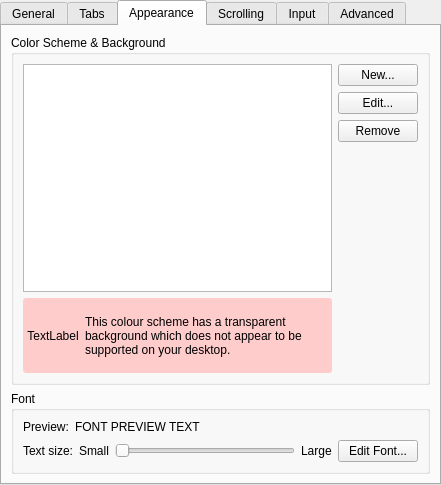
This is src/EditProfileDialog.ui in KDE/konsole as Qt 5 draws it before an edit. The edited form follows.
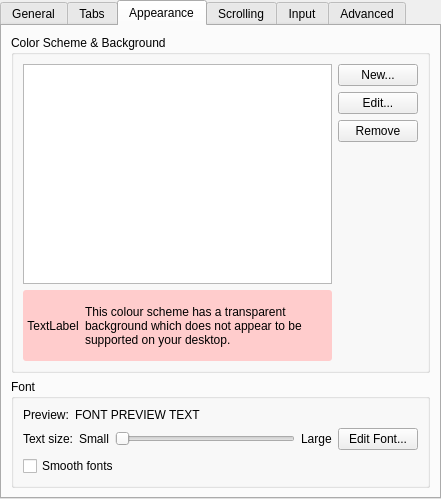
This is the edited form. The open tabs and pages were chosen to show the change. Custom widgets are drawn as their Qt base class.

Commit message: Add UI control to turn anti-aliasing on or off.  'Smooth fonts' checkbox added to Appearence tab of profile editor.

What changed in the file:
```diff
--- a/src/EditProfileDialog.ui
+++ b/src/EditProfileDialog.ui
@@ -6,7 +6,7 @@
     <x>0</x>
     <y>0</y>
     <width>441</width>
-    <height>485</height>
+    <height>499</height>
    </rect>
   </property>
   <layout class="QHBoxLayout" >
@@ -34,7 +34,7 @@
       <number>0</number>
      </property>
      <property name="usesScrollButtons" >
-      <bool>false</bool>
+      <bool>true</bool>
      </property>
      <widget class="QWidget" name="generalTab" >
       <attribute name="title" >
@@ -370,6 +370,14 @@
       </layout>
      </widget>
      <widget class="QWidget" name="appearanceTab" >
+      <property name="geometry" >
+       <rect>
+        <x>0</x>
+        <y>0</y>
+        <width>437</width>
+        <height>472</height>
+       </rect>
+      </property>
       <attribute name="title" >
        <string>Appearance</string>
       </attribute>
@@ -576,6 +584,13 @@
             </item>
            </layout>
           </item>
+          <item>
+           <widget class="QCheckBox" name="antialiasTextButton" >
+            <property name="text" >
+             <string>Smooth fonts</string>
+            </property>
+           </widget>
+          </item>
          </layout>
         </widget>
        </item>
@@ -1103,15 +1118,15 @@
   </layout>
  </widget>
  <customwidgets>
-  <customwidget>
-   <class>KLineEdit</class>
-   <extends>QLineEdit</extends>
-   <header location="global" >klineedit.h</header>
-  </customwidget>
   <customwidget>
    <class>KColorButton</class>
    <extends>QPushButton</extends>
-   <header location="global" >kcolorbutton.h</header>
+   <header>kcolorbutton.h</header>
+  </customwidget>
+  <customwidget>
+   <class>KLineEdit</class>
+   <extends>QLineEdit</extends>
+   <header>klineedit.h</header>
   </customwidget>
  </customwidgets>
  <resources/>
```
Left out of the diff: 82 changed lines with no effect on the pictures. The commit also changes 2 other files.
